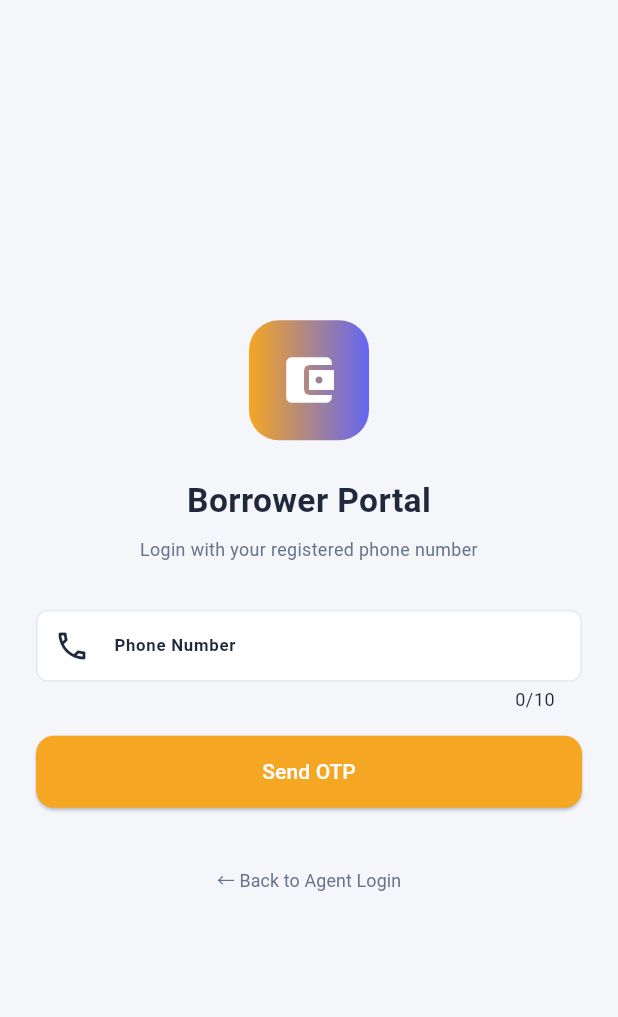
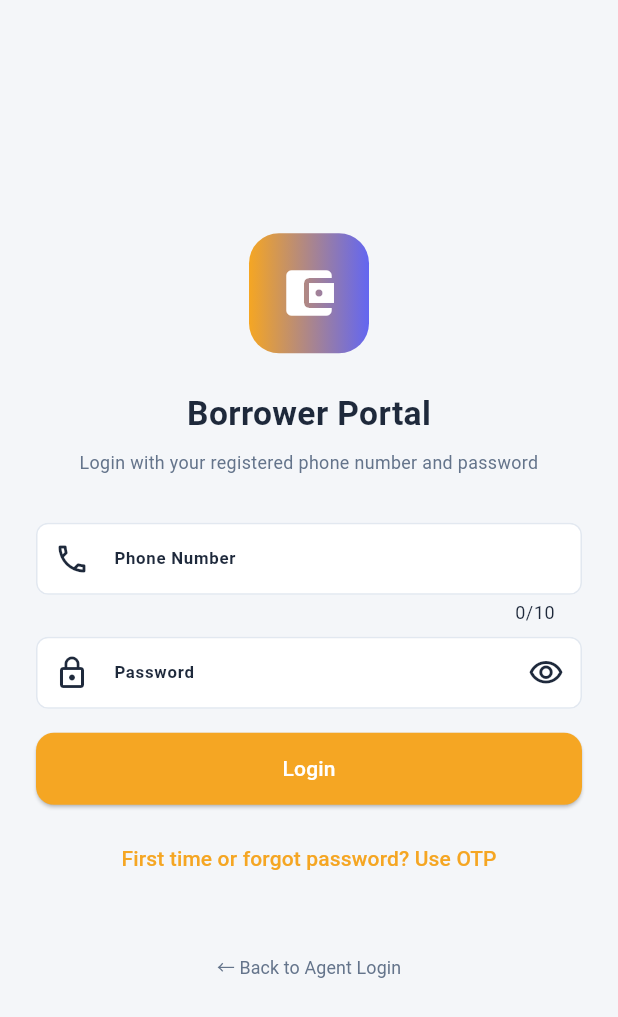
Before and after one commit to nandha3d/loanapp, a Flutter app: the screen it shows after launch, after a tap on "Sign In", after a tap on "Are you a Borrower? Access Borrower Port", on a phone screen of 412 x 824 dp. Shown: the top 1017 px of the screen. Run offline on Flutter 3.47's test engine with Material 3 defaults, Android fonts, the phone set to English and light mode, and no system bars; our stand-ins replace connectivity_plus, dio, firebase_core, firebase_messaging, fl_chart, flutter_map and 18 more; missing offline and left inert: mobile_scanner, razorpay_flutter; accounts and stored records are empty; network calls fail; project files that could hold a hidden picture were left out.

Commit message:
feat(borrower): password login for the mobile customer portal
The mobile borrower login only offered the OTP flow, but production has
no SMS sender and testOtp is dev-only — customers with a password set
(same credential as the web borrower portal) had no way to log in from
the app.

- API: POST /api/v1/borrower/auth/login now accepts an optional
  password and, on a bcrypt match, issues the borrower mobile session
  token directly (same shape as the OTP verify response). OTP challenge
  behavior is unchanged and now also reports passwordExists. Added the
  same per-IP rate limit the web borrower auth uses.
- Mobile: login screen defaults to phone + password with a show/hide
  toggle; OTP remains available behind "First time or forgot password?"
  for first-time setup.
- Bump app version to 0.1.3+25.

Co-Authored-By: Claude Fable 5 <noreply@anthropic.com>

```diff
--- a/mobile/lib/features/borrower/borrower_login_screen.dart
+++ b/mobile/lib/features/borrower/borrower_login_screen.dart
@@ -19,16 +19,46 @@ class BorrowerLoginScreen extends ConsumerStatefulWidget {
 
 class _BorrowerLoginScreenState extends ConsumerState<BorrowerLoginScreen> {
   final _phoneCtrl = TextEditingController();
+  final _passwordCtrl = TextEditingController();
   final _otpCtrl = TextEditingController();
+  bool _useOtp = false;
   bool _otpSent = false;
+  bool _obscure = true;
   bool _loading = false;
   String? _error;
 
   @override
   void dispose() {
     _phoneCtrl.dispose();
+    _passwordCtrl.dispose();
     _otpCtrl.dispose();
     super.dispose();
+  }
+
+  Future<void> _loginWithPassword() async {
+    final phone = _phoneCtrl.text.trim();
+    if (phone.length < 10) {
+      setState(() => _error = 'Enter a valid phone number');
+      return;
+    }
+    if (_passwordCtrl.text.isEmpty) {
+      setState(() => _error = 'Enter your password');
+      return;
+    }
+    setState(() {
+      _loading = true;
+      _error = null;
+    });
+    try {
+      await ref
+          .read(borrowerServiceProvider)
+          .loginWithPassword(phone, _passwordCtrl.text);
+      if (mounted) context.go('/borrower/dashboard');
+      return;
+    } catch (e) {
+      setState(() => _error = e.toString().replaceFirst('Exception: ', ''));
+    }
+    setState(() => _loading = false);
   }
 
   Future<void> _sendOtp() async {
@@ -45,7 +75,7 @@ class _BorrowerLoginScreenState extends ConsumerState<BorrowerLoginScreen> {
       await ref.read(borrowerServiceProvider).login(phone);
       setState(() => _otpSent = true);
     } catch (e) {
-      setState(() => _error = e.toString());
+      setState(() => _error = e.toString().replaceFirst('Exception: ', ''));
     }
     setState(() => _loading = false);
   }
@@ -61,14 +91,13 @@ class _BorrowerLoginScreenState extends ConsumerState<BorrowerLoginScreen> {
       _error = null;
     });
     try {
-      final result = await ref
+      await ref
           .read(borrowerServiceProvider)
           .verifyOtp(_phoneCtrl.text.trim(), otp);
-      // Store the borrower token and navigate to dashboard
-      // The token will be stored by the DioClient interceptor
       if (mounted) context.go('/borrower/dashboard');
+      return;
     } catch (e) {
-      setState(() => _error = e.toString());
+      setState(() => _error = e.toString().replaceFirst('Exception: ', ''));
     }
     setState(() => _loading = false);
   }
@@ -103,9 +132,11 @@ class _BorrowerLoginScreenState extends ConsumerState<BorrowerLoginScreen> {
                         .copyWith(color: AppColors.textPrimary)),
                 const SizedBox(height: 8),
                 Text(
-                  _otpSent
-                      ? 'Enter the OTP sent to ${_phoneCtrl.text}'
-                      : 'Login with your registered phone number',
+                  _useOtp
+                      ? (_otpSent
+                          ? 'Enter the OTP sent to ${_phoneCtrl.text}'
+                          : 'First-time setup — verify your phone with an OTP')
+                      : 'Login with your registered phone number and password',
                   style: AppTypography.body
                       .copyWith(color: AppColors.textSecondary),
                   textAlign: TextAlign.center,
@@ -124,15 +155,75 @@ class _BorrowerLoginScreenState extends ConsumerState<BorrowerLoginScreen> {
                         style: AppTypography.caption
                             .copyWith(color: AppColors.danger)),
                   ),
-                if (!_otpSent) ...[
+                if (!_useOtp) ...[
                   TextField(
                     controller: _phoneCtrl,
                     decoration: InputDecoration(
                       labelText: 'Phone Number',
                       prefixIcon: const Icon(Icons.phone_outlined),
                       border: OutlineInputBorder(
-                        borderRadius:
-                            BorderRadius.circular(AppTokens.radius),
+                        borderRadius: BorderRadius.circular(AppTokens.radius),
+                      ),
+                    ),
+                    keyboardType: TextInputType.phone,
+                    inputFormatters: [FilteringTextInputFormatter.digitsOnly],
+                    maxLength: 10,
+                  ),
+                  const SizedBox(height: 8),
+                  TextField(
+                    controller: _passwordCtrl,
+                    obscureText: _obscure,
+                    decoration: InputDecoration(
+                      labelText: 'Password',
+                      prefixIcon: const Icon(Icons.lock_outline),
+                      suffixIcon: IconButton(
+                        icon: Icon(
+                          _obscure
+                              ? Icons.visibility_outlined
+                              : Icons.visibility_off_outlined,
+                        ),
+                        onPressed: () => setState(() => _obscure = !_obscure),
+                      ),
+                      border: OutlineInputBorder(
+                        borderRadius: BorderRadius.circular(AppTokens.radius),
+                      ),
+                    ),
+                    onSubmitted: (_) => _loginWithPassword(),
+                  ),
+                  const SizedBox(height: 16),
+                  SizedBox(
+                    width: double.infinity,
+                    child: ElevatedButton(
+                      onPressed: _loading ? null : _loginWithPassword,
+                      style: ElevatedButton.styleFrom(
+                        backgroundColor: AppColors.primary,
+                        foregroundColor: Colors.white,
+                        padding: const EdgeInsets.symmetric(vertical: 14),
+                        shape: RoundedRectangleBorder(
+                          borderRadius: BorderRadius.circular(AppTokens.radius),
+                        ),
+                      ),
+                      child: Text(_loading ? 'Logging in…' : 'Login'),
+                    ),
+                  ),
+                  const SizedBox(height: 12),
+                  TextButton(
+                    onPressed: _loading
+                        ? null
+                        : () => setState(() {
+                              _useOtp = true;
+                              _error = null;
+                            }),
+                    child: const Text('First time or forgot password? Use OTP'),
+                  ),
+                ] else if (!_otpSent) ...[
+                  TextField(
+                    controller: _phoneCtrl,
+                    decoration: InputDecoration(
+                      labelText: 'Phone Number',
+                      prefixIcon: const Icon(Icons.phone_outlined),
+                      border: OutlineInputBorder(
+                        borderRadius: BorderRadius.circular(AppTokens.radius),
                       ),
                     ),
                     keyboardType: TextInputType.phone,
@@ -149,13 +240,21 @@ class _BorrowerLoginScreenState extends ConsumerState<BorrowerLoginScreen> {
                         foregroundColor: Colors.white,
                         padding: const EdgeInsets.symmetric(vertical: 14),
                         shape: RoundedRectangleBorder(
-                          borderRadius:
-                              BorderRadius.circular(AppTokens.radius),
+                          borderRadius: BorderRadius.circular(AppTokens.radius),
                         ),
                       ),
-                      child:
-                          Text(_loading ? 'Sending OTP…' : 'Send OTP'),
+                      child: Text(_loading ? 'Sending OTP…' : 'Send OTP'),
                     ),
+                  ),
+                  const SizedBox(height: 12),
+                  TextButton(
+                    onPressed: _loading
+                        ? null
+                        : () => setState(() {
+                              _useOtp = false;
+                              _error = null;
+                            }),
+                    child: const Text('Login with password instead'),
                   ),
                 ] else ...[
                   TextField(
@@ -164,8 +263,7 @@ class _BorrowerLoginScreenState extends ConsumerState<BorrowerLoginScreen> {
                       labelText: 'OTP',
                       prefixIcon: const Icon(Icons.lock_outline),
                       border: OutlineInputBorder(
-                        borderRadius:
-                            BorderRadius.circular(AppTokens.radius),
+                        borderRadius: BorderRadius.circular(AppTokens.radius),
                       ),
                     ),
                     keyboardType: TextInputType.number,
@@ -183,8 +281,7 @@ class _BorrowerLoginScreenState extends ConsumerState<BorrowerLoginScreen> {
                         foregroundColor: Colors.white,
                         padding: const EdgeInsets.symmetric(vertical: 14),
                         shape: RoundedRectangleBorder(
-                          borderRadius:
-                              BorderRadius.circular(AppTokens.radius),
+                          borderRadius: BorderRadius.circular(AppTokens.radius),
                         ),
                       ),
                       child: Text(_loading ? 'Verifying…' : 'Verify & Login'),
--- a/mobile/pubspec.yaml
+++ b/mobile/pubspec.yaml
@@ -1,7 +1,7 @@
 name: loantrack
 description: LoanTrack — microlending & chit fund mobile app for field agents and admins.
 publish_to: 'none'
-version: 0.1.6+28
+version: 0.1.7+29
 
 environment:
   sdk: '>=3.4.0 <4.0.0'
```
Also changed, not shown: mobile/lib/data/services/borrower_service.dart (+23 -2 lines), 1 other file.
